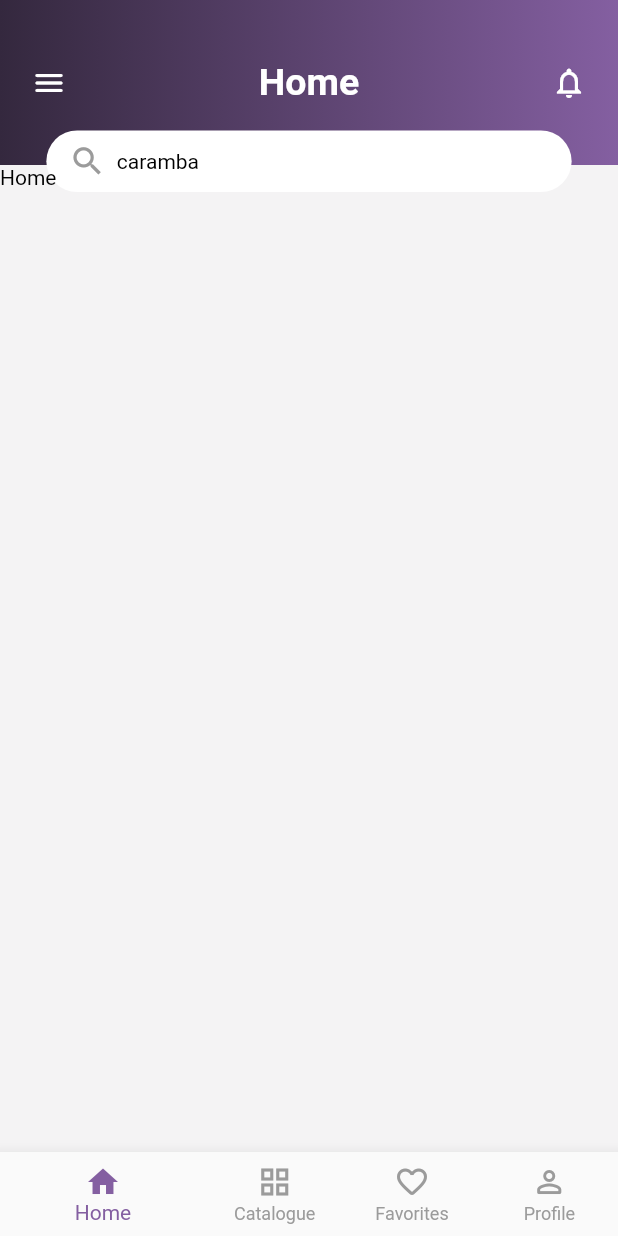
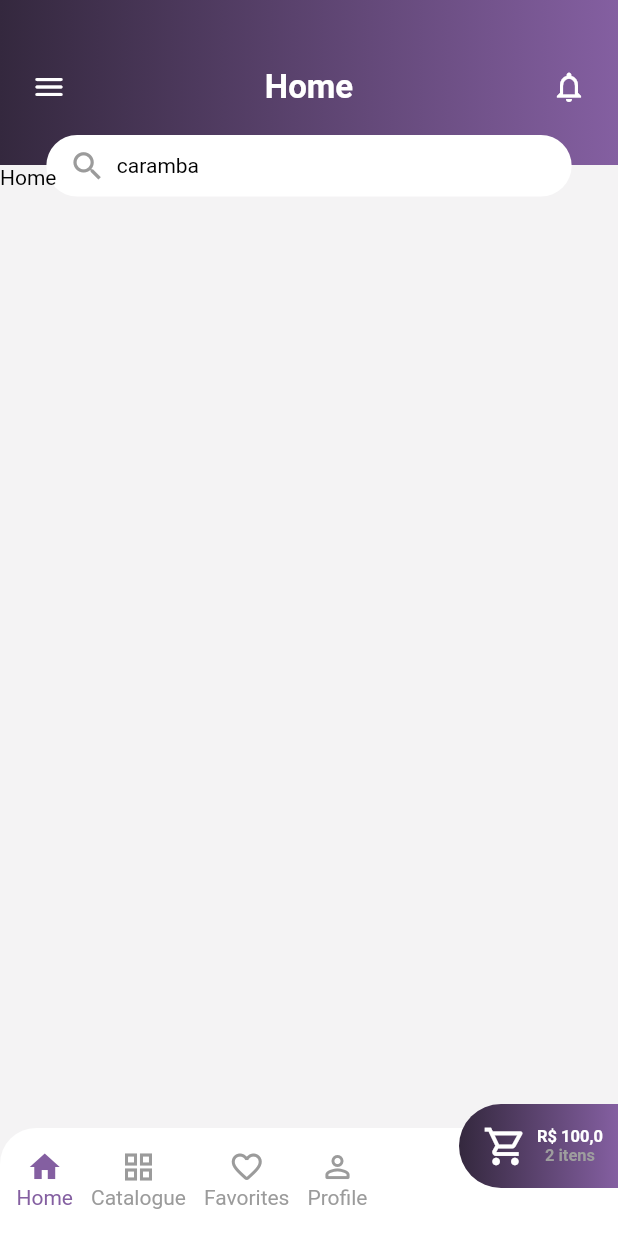
Before and after one commit to ThiagoRavier/ecommerce, a Flutter app: the screen it shows after launch, on a phone screen of 412 x 824 dp. Run offline on Flutter 3.47's test engine with Material 2 defaults, Android fonts, the phone set to English and light mode, and no system bars.

Commit message:
CustomBottomBarNavigator criada

```diff
--- /dev/null
+++ b/lib/components/CartSubtotal.dart
@@ -0,0 +1,61 @@
+import 'package:flutter/material.dart';
+import 'PurpleGradient.dart';
+
+class CartSubtotal extends StatelessWidget {
+  final double subtotal;
+  final int itemNumber;
+
+  CartSubtotal({@required this.subtotal, @required this.itemNumber});
+
+  @override
+  Widget build(BuildContext context) {
+    return Container(
+      decoration: purpleGradient(
+        context: context,
+        borderRadius: BorderRadius.only(
+          topLeft: Radius.circular(50.0),
+          bottomLeft: Radius.circular(50.0),
+        ),
+      ),
+      child: Padding(
+        padding: EdgeInsets.all(10.0),
+        child: Row(
+          children: [
+            Padding(
+              padding: EdgeInsets.symmetric(horizontal: 6.0, vertical: 3.0),
+              child: IconTheme(
+                child: Icon(Icons.shopping_cart_outlined),
+                data: IconThemeData(
+                  color: Colors.white,
+                  size: 30,
+                ),
+              ),
+            ),
+            DefaultTextStyle(
+              style: TextStyle(
+                fontSize: 11,
+                fontWeight: FontWeight.bold,
+              ),
+              child: Column(
+                children: [
+                  Text(
+                    'R\$ ' + this.subtotal.toString().replaceAll('.', ','),
+                    style: TextStyle(
+                      color: Colors.white,
+                    ),
+                  ),
+                  Text(
+                    this.itemNumber.toString() + ' itens',
+                    style: TextStyle(
+                      color: Colors.grey,
+                    ),
+                  ),
+                ],
+              ),
+            ),
+          ],
+        ),
+      ),
+    );
+  }
+}
--- /dev/null
+++ b/lib/components/CustomBottomBarNavigator.dart
@@ -0,0 +1,109 @@
+import 'package:flutter/material.dart';
+import '../routes.dart';
+import 'CartSubtotal.dart';
+
+class CustomBottomBarNavigator extends StatelessWidget {
+  final int currentIndex;
+  final void Function(int) onTap;
+  final List<Widget> children;
+
+  CustomBottomBarNavigator({
+    Map<String, ScreenInfo> routes,
+    this.onTap,
+    this.currentIndex,
+  }) : children = routes.keys.toList().map((String k) {
+          int index = routes.keys.toList().indexOf(k);
+          bool selected = currentIndex == index;
+          ScreenInfo s = routes[k];
+          return CustomBottomBarNavigatorItem(
+            icon: selected ? s.iconSelected : s.iconUnselected,
+            label: s.label,
+            selected: selected,
+            onTap: () {
+              onTap(index);
+            },
+          );
+        }).toList();
+
+  @override
+  Widget build(BuildContext context) {
+    return Stack(
+      clipBehavior: Clip.none,
+      children: [
+        Container(
+          decoration: BoxDecoration(
+            borderRadius: BorderRadius.only(
+              topLeft: Radius.circular(24.0),
+            ),
+            color: Colors.white,
+          ),
+          height: 72,
+          child: Padding(
+            padding: EdgeInsets.only(left: 5.0),
+            child: Container(
+              child: Row(
+                children: this.children,
+              ),
+            ),
+          ),
+        ),
+        Positioned(
+          right: 0,
+          top: -16,
+          child: CartSubtotal(
+            subtotal: 100.0,
+            itemNumber: 2,
+          ),
+        ),
+      ],
+    );
+  }
+}
+
+class CustomBottomBarNavigatorItem extends StatelessWidget {
+  final IconData icon;
+  final String label;
+  final bool selected;
+  final void Function() onTap;
+
+  CustomBottomBarNavigatorItem(
+      {this.icon, this.label, this.selected, this.onTap});
+
+  @override
+  Widget build(BuildContext context) {
+    BottomNavigationBarThemeData b = Theme.of(context).bottomNavigationBarTheme;
+    Color color = this.selected ? b.selectedItemColor : b.unselectedItemColor;
+    return Container(
+      child: Material(
+        color: Colors.white,
+        borderRadius: BorderRadius.only(
+          topLeft: Radius.circular(24.0),
+        ),
+        child: InkWell(
+          borderRadius: BorderRadius.all(
+            Radius.circular(20.0),
+          ),
+          onTap: this.onTap,
+          child: Padding(
+            padding:
+                EdgeInsets.only(top: 14.0, left: 6.0, right: 6.0, bottom: 6.0),
+            child: Column(
+              children: [
+                IconTheme(
+                  data: IconThemeData(
+                    color: color,
+                  ),
+                  child: Icon(this.icon),
+                ),
+                Text(this.label,
+                    style: TextStyle(
+                      color: color,
+                    )),
+              ],
+            ),
+          ),
+        ),
+      ),
+    );
+  }
+}
--- a/lib/components/GradientAppBar.dart
+++ b/lib/components/GradientAppBar.dart
@@ -32,8 +32,10 @@ class GradientAppBar extends StatelessWidget {
         children: [
           Container(
             height: searchBar != null ? alturaComSearch : alturaSemSearch,
-            decoration: purpleGradient(context),
-            alignment: Alignment.center,
+            decoration: purpleGradient(context: context),
+            alignment: Alignment.topCenter,
+            child: Padding(
+              padding: EdgeInsets.only(top: 45.0),
               child: FractionallySizedBox(
                 widthFactor: 0.9,
                 child: IconTheme(
@@ -58,6 +60,7 @@ class GradientAppBar extends StatelessWidget {
                 ),
               ),
             ),
+          ),
           Positioned(
             width: MediaQuery.of(context).size.width,
             // child: Container(
@@ -69,7 +72,7 @@ class GradientAppBar extends StatelessWidget {
               // width: 400,
               // ),
             ),
-            bottom: -18,
+            bottom: -21,
           ),
         ],
       ),
--- a/lib/components/PurpleGradient.dart
+++ b/lib/components/PurpleGradient.dart
@@ -1,7 +1,9 @@
 import 'package:flutter/material.dart';
 
-Decoration purpleGradient(context) {
+Decoration purpleGradient(
+    {BuildContext context, BorderRadius borderRadius = BorderRadius.zero}) {
   return BoxDecoration(
+    borderRadius: borderRadius,
     gradient: LinearGradient(
       colors: [
         Theme.of(context).accentColor,
--- a/lib/main.dart
+++ b/lib/main.dart
@@ -1,25 +1,15 @@
 import 'package:flutter/material.dart';
 import 'package:flutter/services.dart';
 
+import 'routes.dart';
 import 'theme/theme.dart';
 import 'components/GradientAppBar.dart';
-import 'routes.dart';
+import 'components/CustomBottomBarNavigator.dart';
 // import 'screens/home/home.dart';
 // import 'screens/diario/diario.dart';
 // import 'screens/adicionarRefeicao/adicionarRefeicao.dart';
 
 void main() => runApp(MyApp());
-
-BottomNavigationBarItem Function(String) _mapRoutesIcon(int screenIndex) {
-  return (String k) {
-    int index = routes.keys.toList().indexOf(k);
-    ScreenInfo s = routes[k];
-    return BottomNavigationBarItem(
-      icon: Icon(screenIndex == index ? s.iconSelected : s.iconUnselected),
-      label: s.label,
-    );
-  };
-}
 
 class MyApp extends StatefulWidget {
   @override
@@ -46,18 +36,14 @@ class MyAppState extends State {
         ),
         child: Scaffold(
           resizeToAvoidBottomInset: false,
-          bottomNavigationBar: BottomNavigationBar(
-            items: routes.keys
-                .toList()
-                .map<BottomNavigationBarItem>(_mapRoutesIcon(screenIndex))
-                .toList(),
+          bottomNavigationBar: CustomBottomBarNavigator(
+            routes: routes,
             onTap: (int index) {
               setState(() {
                 screenIndex = index;
               });
             },
             currentIndex: screenIndex,
-            showUnselectedLabels: true,
           ),
           body: Column(
             children: [
--- a/lib/theme/theme.dart
+++ b/lib/theme/theme.dart
@@ -14,7 +14,7 @@ ThemeData myAppTheme() {
       textTheme: base.textTheme.copyWith(
         headline1: TextStyle(
           color: Colors.white,
-          fontSize: 25,
+          fontSize: 22,
           fontWeight: FontWeight.bold,
         ),
         headline2: TextStyle(
```
Lines whose indentation alone changed are shown as unchanged.
